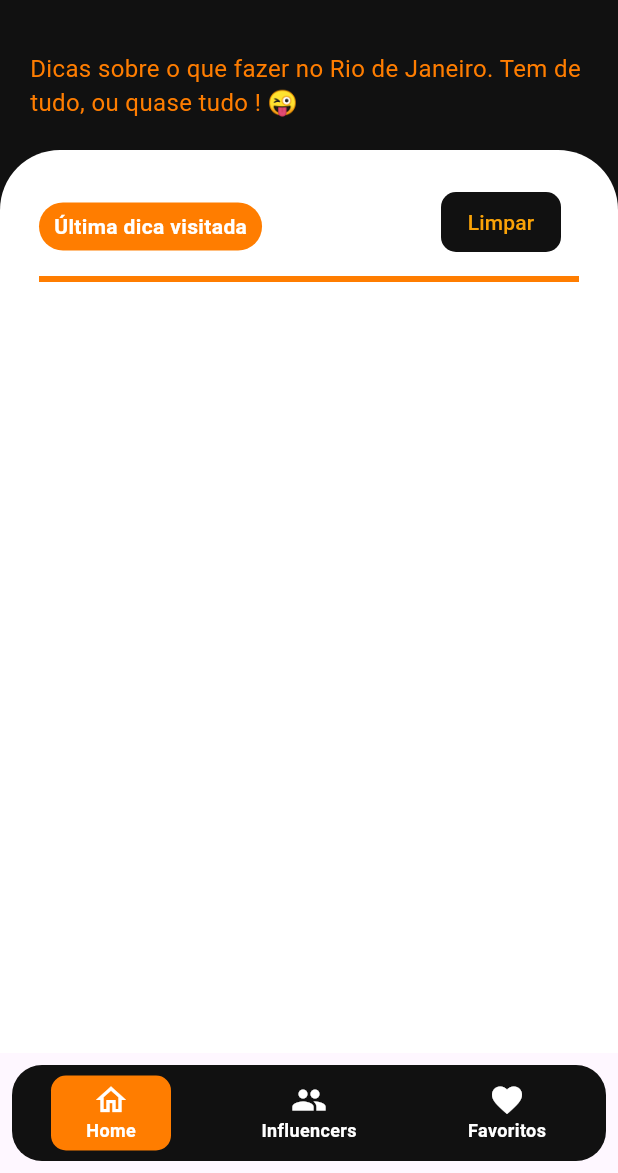
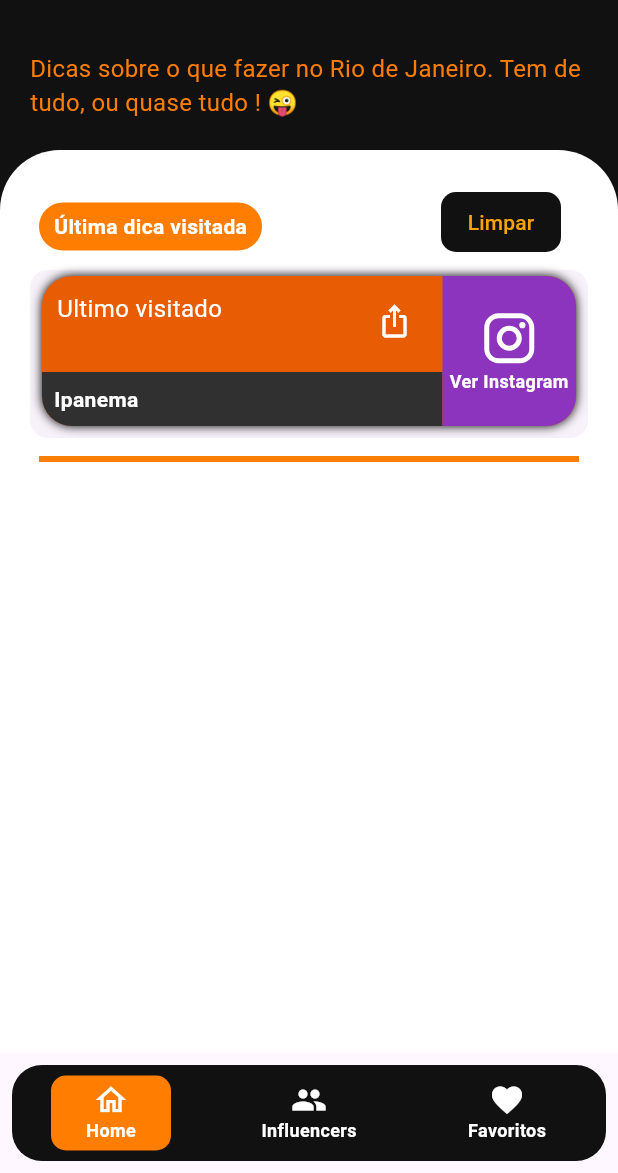
Before and after one commit to leandromltec/flutter-rio-tudo, a Flutter app: the screen it shows after launch, on a phone screen of 412 x 824 dp, the part 63-1236 px from its top. Run offline on Flutter 3.47's test engine with Material 3 defaults, Android fonts, the phone set to English and light mode, and no system bars; our stand-ins replace cached_network_image, equatable, flutter_spinkit, flutter_staggered_animations, flutter_svg, flutter_typeahead and 3 more; network calls fail.

Commit message:
correção ultimo visitado

```diff
--- a/packages/rio_tudo/lib/src/domain/entities/item_subcategory_entity.dart
+++ b/packages/rio_tudo/lib/src/domain/entities/item_subcategory_entity.dart
@@ -1,12 +1,11 @@
 import 'package:equatable/equatable.dart';
 
 class ItemSubCategoryEntity extends Equatable {
-  final String? titleTip;
-  final String? district;
-  final String? urlInstagram;
+  String? titleTip;
+  String? district;
+  String? urlInstagram;
 
-  const ItemSubCategoryEntity(
-      {this.titleTip, this.district, this.urlInstagram});
+  ItemSubCategoryEntity({this.titleTip, this.district, this.urlInstagram});
 
   @override
   List<Object?> get props => [titleTip, district, urlInstagram];
--- a/packages/rio_tudo/lib/src/presentation/screen/home_screen/home_screen.dart
+++ b/packages/rio_tudo/lib/src/presentation/screen/home_screen/home_screen.dart
@@ -70,7 +70,7 @@ class _HomeScreenState extends State<HomeScreen> {
                                   ))
                             ],
                           ),
-                          //_containerLastTipVisited(widgetChild: CardItem()),
+                          _containerLastTipVisited(),
                           const DividerApp(),
                           ValueListenableBuilder(
                               valueListenable: widget.presenterHomeScreen!
@@ -124,12 +124,19 @@ class _HomeScreenState extends State<HomeScreen> {
     );
   }
 
-  /*Widget _containerLastTipVisited({required Widget widgetChild}) {
+  Widget _containerLastTipVisited() {
+    ItemSubCategoryEntity? itemSubCategory = ItemSubCategoryEntity();
+    itemSubCategory!.district = 'Ipanema';
+    itemSubCategory.titleTip = 'Ultimo visitado';
+    itemSubCategory.urlInstagram = 'url';
+
     return Container(
       //padding: const EdgeInsets.all(DesignSystemPaddingApp.pd4),
-      child: CardItem(),
+      child: CardItem(
+        itemSubCategory: itemSubCategory,
+      ),
     );
-  }*/
+  }
 
   Widget _containerTitleCategory({required Widget widgetChild}) {
     return Container(
--- a/packages/rio_tudo/lib/src/presentation/screen/info_screen/info_screen.dart
+++ b/packages/rio_tudo/lib/src/presentation/screen/info_screen/info_screen.dart
@@ -188,8 +188,8 @@ class _InfoScreenState extends State<InfoScreen> {
               width: 10,
             ),
             GestureDetector(
-                onTap: () {
-                  Clipboard.setData(const ClipboardData(text: 'contato'))
+                onTap: () async {
+                  await Clipboard.setData(const ClipboardData(text: 'contato'))
                       .then((value) => {
                             ScaffoldMessenger.of(context).showSnackBar(SnackBar(
                                 content: Text(info.textSnackBarContact!)))
--- a/packages/rio_tudo/lib/src/presentation/widgets/card_item_widget.dart
+++ b/packages/rio_tudo/lib/src/presentation/widgets/card_item_widget.dart
@@ -72,7 +72,7 @@ class _CardItemState extends State<CardItem> {
                               const SizedBox(
                                 width: 10,
                               ),
-                              ValueListenableBuilder(
+                              /*ValueListenableBuilder(
                                   valueListenable: widget.presenterSubCategory!
                                       .isFavoriteNotifier!,
                                   builder: (_, __, ___) {
@@ -97,7 +97,7 @@ class _CardItemState extends State<CardItem> {
                                       isFavorite: widget.presenterSubCategory!
                                           .isFavoriteNotifier!.value,
                                     );
-                                  })
+                                  })*/
                             ],
                           ),
                         ),
```
